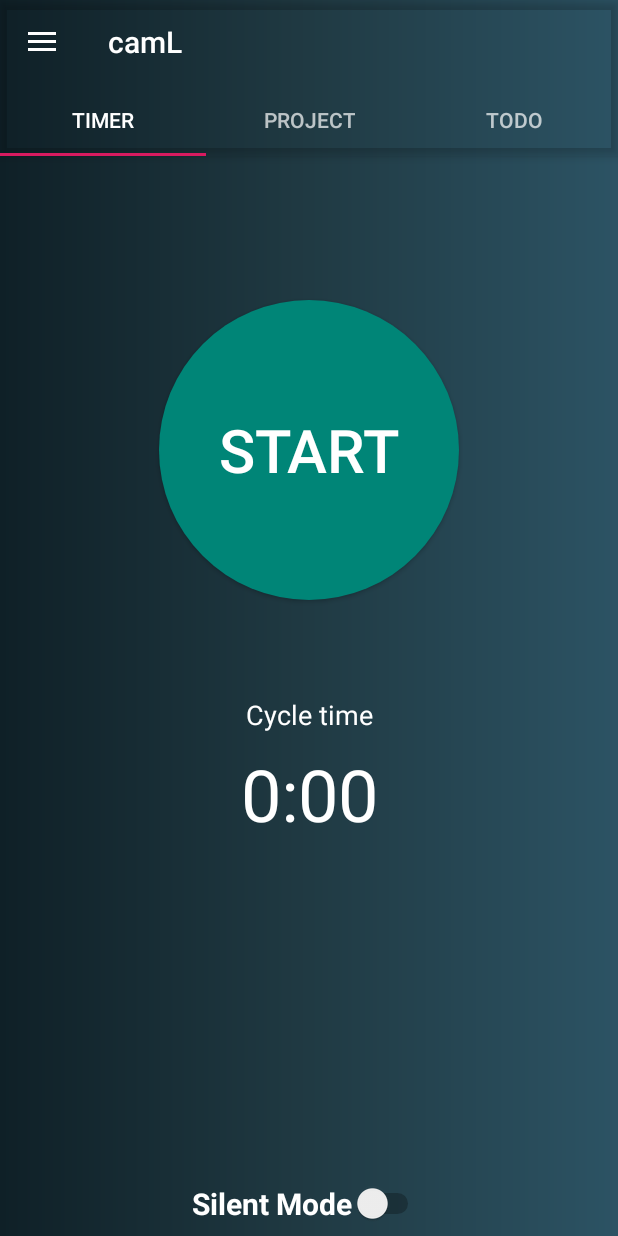
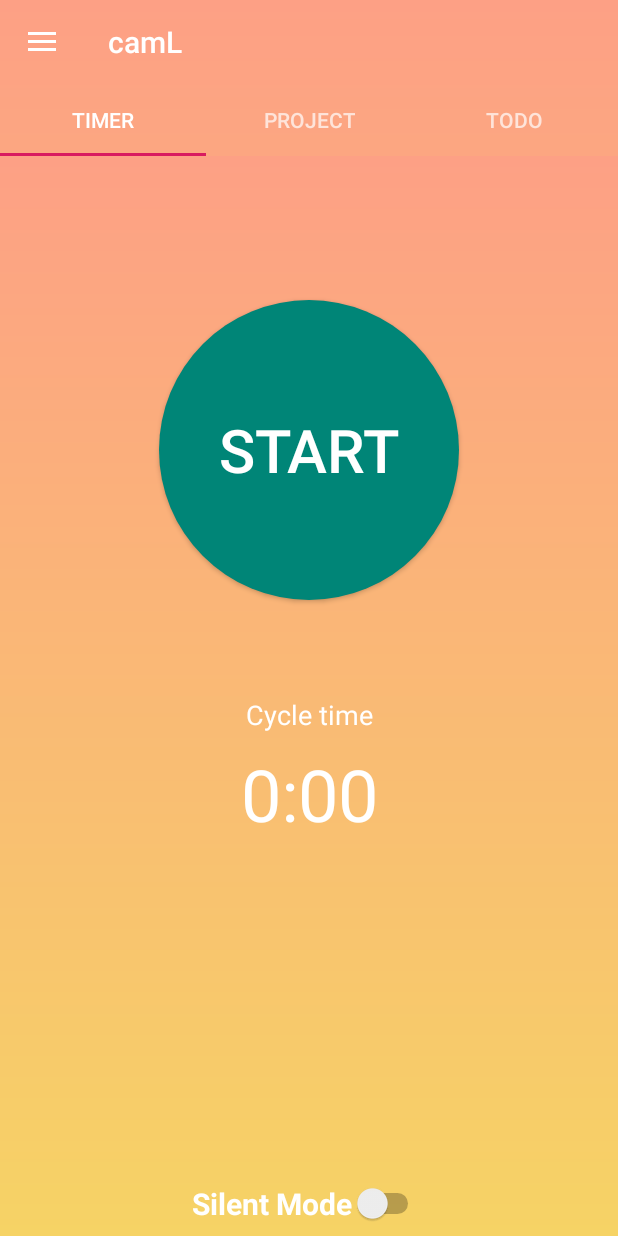
Before and after one commit to LouisBertin/8INF872_Pomodoro, an Android app: the screen it shows after launch (MainActivity), on a phone screen of 412 x 824 dp. Run offline under Robolectric (Android 15) with nearby library versions, the phone set to English and light mode, and no system bars; 1 statement that could not run was skipped.

Commit message:
sunny gradient! :sunny:

```diff
--- a/app/src/main/res/drawable/bg_gradient.xml
+++ b/app/src/main/res/drawable/bg_gradient.xml
@@ -2,10 +2,10 @@
 <shape xmlns:android="http://schemas.android.com/apk/res/android"
     android:shape="rectangle">
     <gradient
-        android:startColor="#0F2027"
-        android:centerColor="#203A43"
-        android:endColor="#2C5364"
-        android:angle="0"/>
+        android:startColor="#f6d365"
+        android:endColor="#fda085"
+        android:angle="90"/>
+
     <corners
         android:radius="0dp"/>
 </shape>
--- a/app/src/main/res/layout/app_bar_main.xml
+++ b/app/src/main/res/layout/app_bar_main.xml
@@ -10,6 +10,7 @@
         android:layout_width="match_parent"
         android:layout_height="wrap_content"
         android:background="@android:color/transparent"
+        app:elevation="0dp"
         android:theme="@style/AppTheme.AppBarOverlay">
 
         <android.support.v7.widget.Toolbar
```
